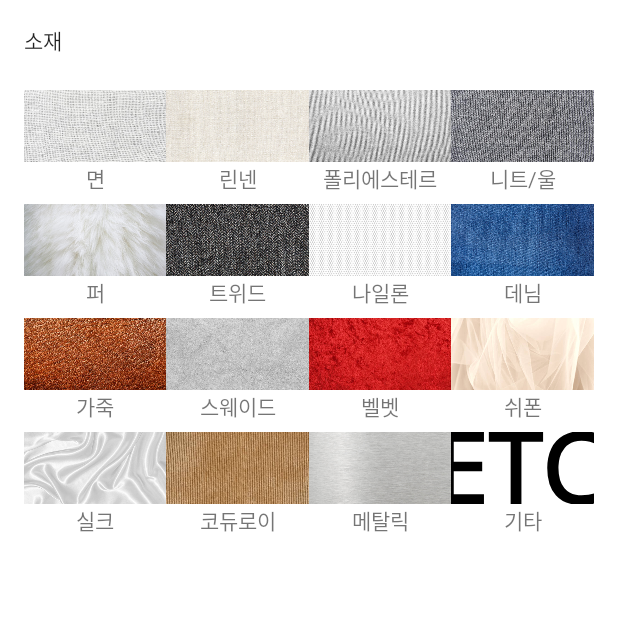
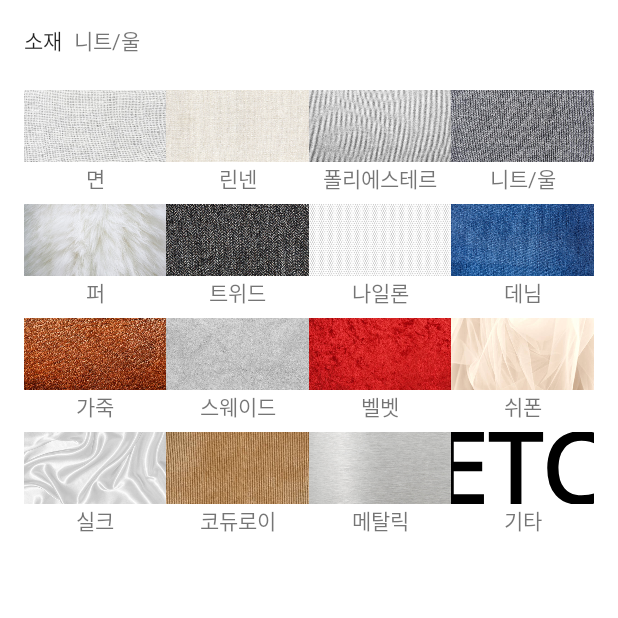
Before and after one commit to eel0511/IV_BLANC, an Android app: the fragment MaterialFragment shown on its own in the app's theme, after a tap on "니트/울", on a phone screen of 412 x 824 dp, the top half of it. Run offline under Robolectric (Android 15) with nearby library versions, the phone set to English and light mode, and no system bars; 1 statement that could not run was skipped; 3 other taps on this screen came first.

Commit message:
MO-407 소재 선택 TextView 추가

```diff
--- a/mobile/IVBLANC/app/src/main/res/layout/fragment_material.xml
+++ b/mobile/IVBLANC/app/src/main/res/layout/fragment_material.xml
@@ -15,6 +15,16 @@
         android:text="@string/material"
         app:layout_constraintStart_toStartOf="parent"
         app:layout_constraintTop_toTopOf="parent" />
+
+    <TextView
+        android:id="@+id/textView_materialF_name"
+        android:layout_width="wrap_content"
+        android:layout_height="wrap_content"
+        android:layout_marginStart="@dimen/defaultMargin"
+        app:layout_constraintBottom_toBottomOf="@+id/textView_materialF"
+        app:layout_constraintStart_toEndOf="@id/textView_materialF"
+        app:layout_constraintTop_toTopOf="@id/textView_materialF"
+        tools:text="면" />
 
     <androidx.recyclerview.widget.RecyclerView
         android:id="@+id/recyclerView_materialF"
```
